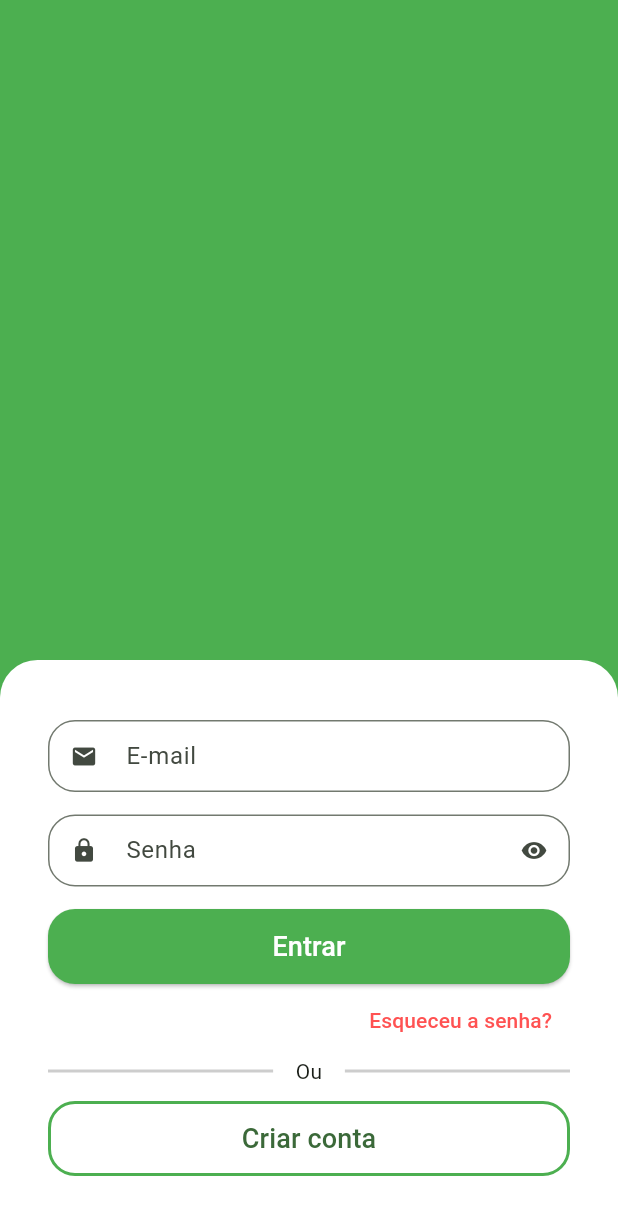
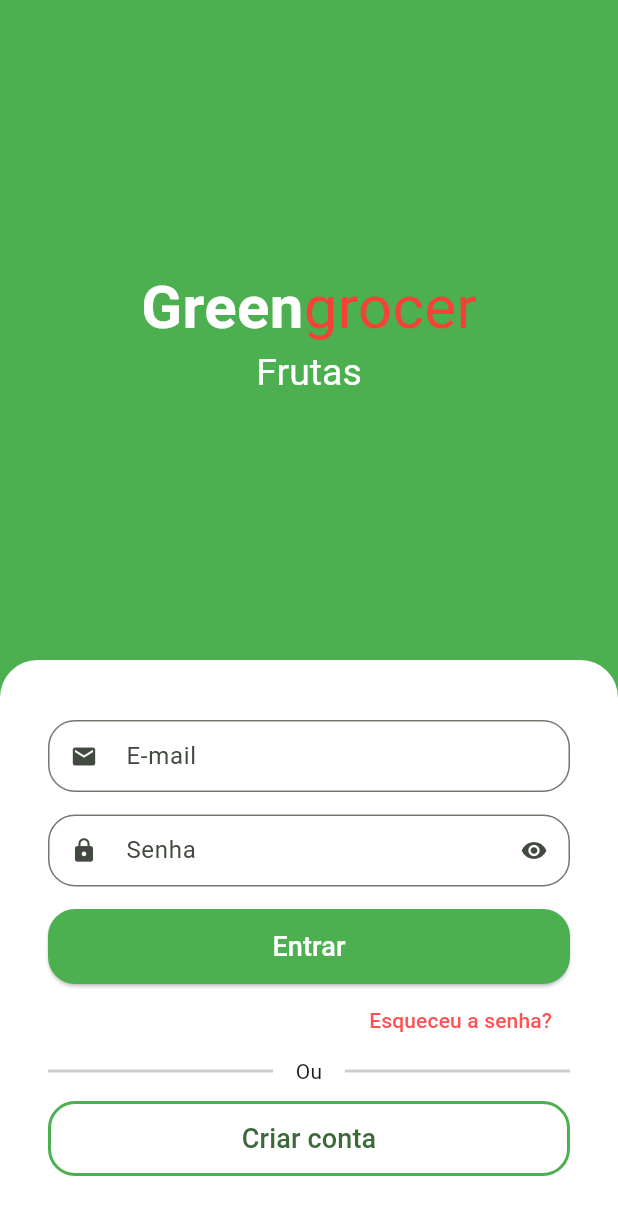
Before and after one commit to LMThomaz/greengrocer, a Flutter app: the screen it shows after launch, on a phone screen of 412 x 824 dp. Shown: the top 1215 px of the screen. Run offline on Flutter 3.47's test engine with Material 2 defaults, Android fonts, the phone set to English and light mode, and no system bars; drawn by our look-alikes of animated_text_kit.

Commit message:
Add name app and animation categories

```diff
--- a/lib/src/auth/sign_in_screen.dart
+++ b/lib/src/auth/sign_in_screen.dart
@@ -1,3 +1,4 @@
+import 'package:animated_text_kit/animated_text_kit.dart';
 import 'package:flutter/material.dart';
 import 'package:greengrocer/src/auth/components/custom_text_field.dart';
 
@@ -11,10 +12,59 @@ class SignInScreen extends StatelessWidget {
       body: Column(
         children: [
           Expanded(
-            child: Container(
-              color: Colors.green,
+            child: Column(
+              mainAxisAlignment: MainAxisAlignment.center,
+              children: [
+                // App name
+                const Text.rich(
+                  TextSpan(
+                    style: TextStyle(
+                      fontSize: 40,
+                    ),
+                    children: [
+                      TextSpan(
+                        text: 'Green',
+                        style: TextStyle(
+                          color: Colors.white,
+                          fontWeight: FontWeight.bold,
+                        ),
+                      ),
+                      TextSpan(
+                        text: 'grocer',
+                        style: TextStyle(
+                          color: Colors.red,
+                        ),
+                      )
+                    ],
+                  ),
+                ),
+
+                // Categories
+                SizedBox(
+                  height: 30,
+                  child: DefaultTextStyle(
+                    style: const TextStyle(
+                      fontSize: 25,
+                    ),
+                    child: AnimatedTextKit(
+                      repeatForever: true,
+                      pause: Duration.zero,
+                      animatedTexts: [
+                        FadeAnimatedText('Frutas'),
+                        FadeAnimatedText('Verduras'),
+                        FadeAnimatedText('Legumes'),
+                        FadeAnimatedText('Carnes'),
+                        FadeAnimatedText('Cereais'),
+                        FadeAnimatedText('Laticínios'),
+                      ],
+                    ),
+                  ),
+                ),
+              ],
             ),
           ),
+
+          // Form
           Container(
             padding: const EdgeInsets.symmetric(
               horizontal: 32,
```
Also changed, not shown: pubspec.yaml (+3 -70 lines), pubspec.lock.
